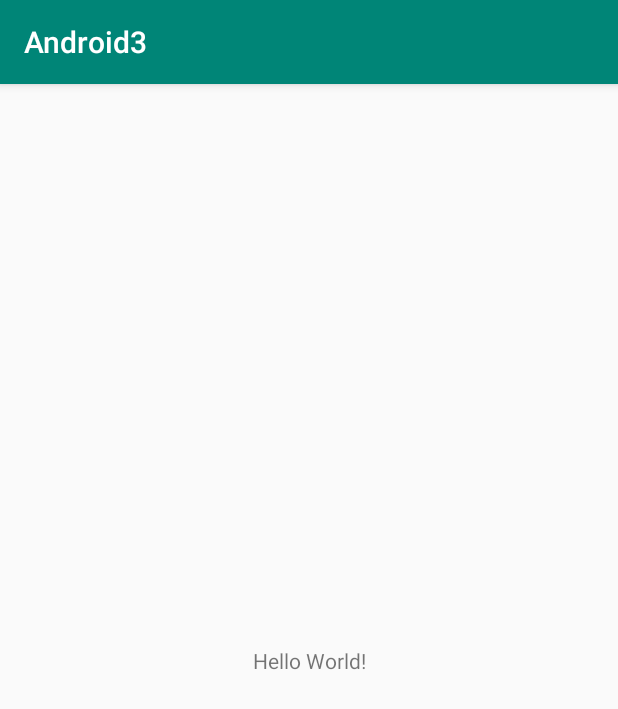
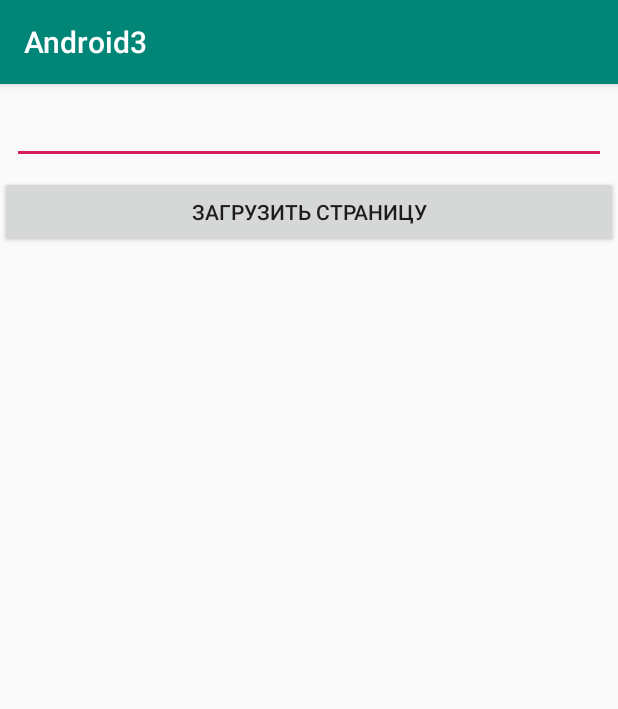
Before and after one commit to AndreevIlya/Android3, an Android app: the screen it shows after launch (MainActivity), on a phone screen of 412 x 824 dp. Shown: the top 709 px of the screen. Run offline under Robolectric (Android 15) with nearby library versions, the phone set to English and light mode, and no system bars.

Commit message:
Copied project.

```diff
--- /dev/null
+++ b/app/src/main/java/com/example/android3/RestAPI.java
@@ -0,0 +1,12 @@
+package com.example.android3;
+import java.util.List;
+import retrofit2.Call;
+import retrofit2.http.GET;
+import retrofit2.http.Path;
+public interface RestAPI {
+    @GET("users")
+    Call<List<RetrofitModel>> loadUsers();
+
+    @GET("users/{user}")
+    Call<List<RetrofitModel>> loadUser(@Path("user") String user);
+}
--- a/app/src/main/res/layout/activity_main.xml
+++ b/app/src/main/res/layout/activity_main.xml
@@ -1,18 +1,33 @@
 <?xml version="1.0" encoding="utf-8"?>
-<androidx.constraintlayout.widget.ConstraintLayout xmlns:android="http://schemas.android.com/apk/res/android"
-    xmlns:app="http://schemas.android.com/apk/res-auto"
+<ScrollView xmlns:android="http://schemas.android.com/apk/res/android"
     xmlns:tools="http://schemas.android.com/tools"
     android:layout_width="match_parent"
     android:layout_height="match_parent"
-    tools:context=".MainActivity">
-
-    <TextView
-        android:layout_width="wrap_content"
+    tools:context=".MainActivity" >
+    <LinearLayout
+        android:layout_width="match_parent"
         android:layout_height="wrap_content"
-        android:text="Hello World!"
-        app:layout_constraintBottom_toBottomOf="parent"
-        app:layout_constraintLeft_toLeftOf="parent"
-        app:layout_constraintRight_toRightOf="parent"
-        app:layout_constraintTop_toTopOf="parent" />
-
-</androidx.constraintlayout.widget.ConstraintLayout>
+        android:orientation="vertical" >
+        <EditText
+            android:id="@+id/editText"
+            android:layout_width="match_parent"
+            android:layout_height="wrap_content"
+            android:layout_margin="8dp"
+            android:inputType="text" />
+        <Button
+            android:id="@+id/btnLoad"
+            android:layout_width="match_parent"
+            android:layout_height="wrap_content"
+            android:text="Загрузить страницу" />
+        <ProgressBar
+            android:id="@+id/progressBar"
+            style="?android:attr/progressBarStyle"
+            android:layout_width="match_parent"
+            android:layout_height="wrap_content"
+            android:visibility="gone"/>
+        <TextView
+            android:id="@+id/tvLoad"
+            android:layout_width="match_parent"
+            android:layout_height="wrap_content" />
+    </LinearLayout>
+</ScrollView>
```
Also changed, not shown: app/build.gradle (+8 -0 lines), app/src/main/AndroidManifest.xml (+6 -1 lines), app/src/main/java/com/example/android3/MainActivity.java (+88 -0 lines), app/src/main/java/com/example/android3/RestAPIforUser.java (added, +8 -0 lines), app/src/main/java/com/example/android3/RetrofitModel.java (added, +33 -0 lines).
